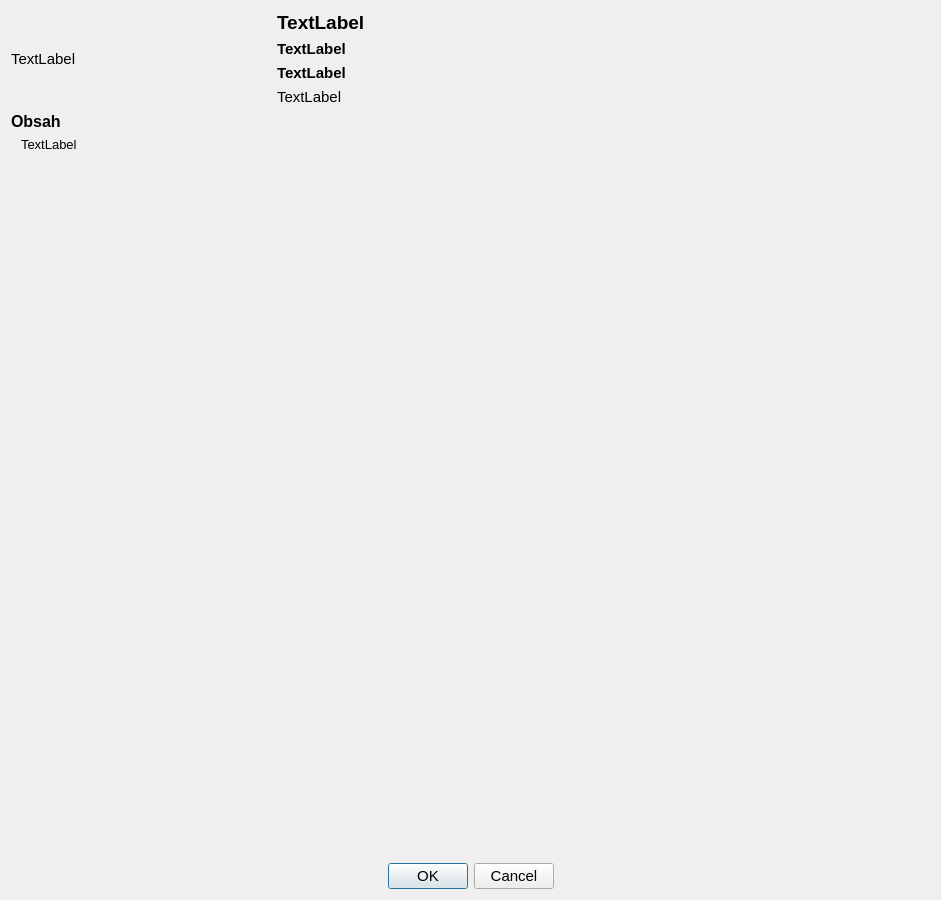
Above: moviedetaildialog.ui from silverqx/qMedia before the change. Below: the same form after it.
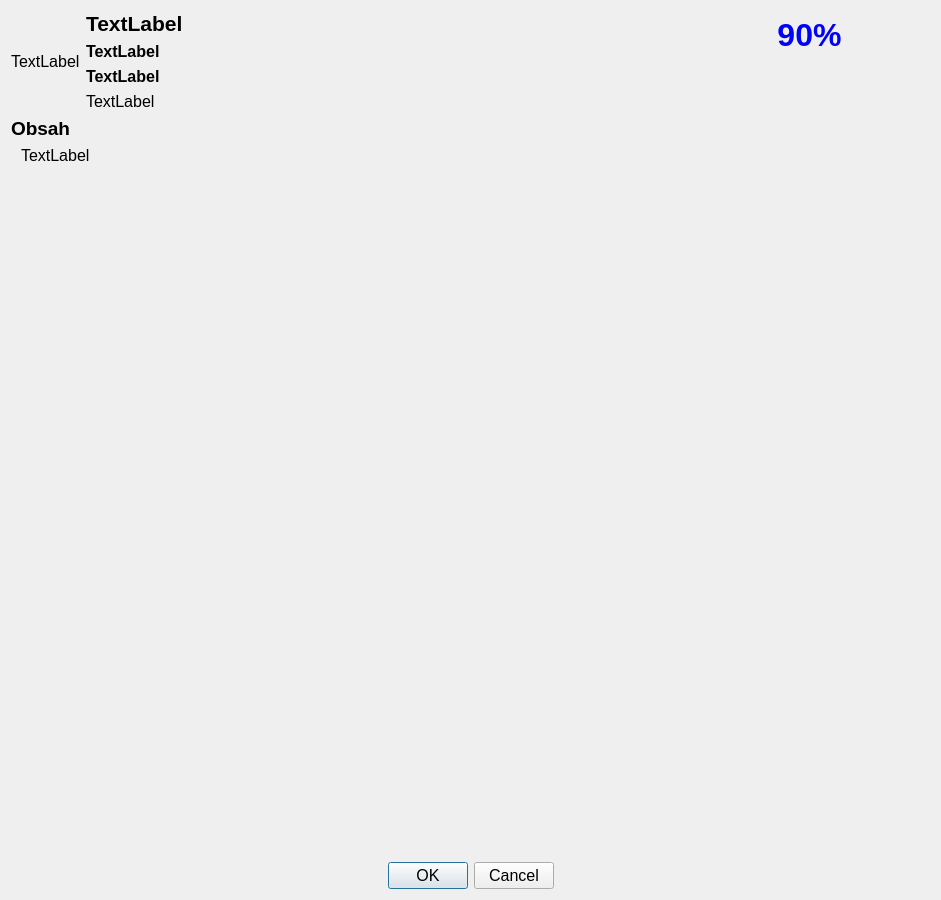
That is the form after the change.

Commit message: added score to movie detail, also color and layout tuning

```diff
--- a/moviedetaildialog.ui
+++ b/moviedetaildialog.ui
@@ -15,8 +15,8 @@
   </property>
   <property name="font">
    <font>
-    <family>Arial</family>
-    <pointsize>11</pointsize>
+    <family>Tahoma</family>
+    <pointsize>12</pointsize>
    </font>
   </property>
   <property name="windowTitle">
@@ -50,11 +50,15 @@
      <item>
       <layout class="QVBoxLayout" name="verticalLayoutInfo">
        <item>
+        <layout class="QHBoxLayout" name="horizontalLayoutTitles" stretch="26,3,3">
+         <item>
+          <layout class="QVBoxLayout" name="verticalLayoutTitles" stretch="0,0">
+           <item>
         <widget class="QLabel" name="title">
          <property name="font">
           <font>
            <family>Tahoma</family>
-           <pointsize>14</pointsize>
+               <pointsize>16</pointsize>
            <weight>75</weight>
            <bold>true</bold>
           </font>
@@ -72,7 +76,7 @@
          <property name="font">
           <font>
            <family>Arial</family>
-           <pointsize>11</pointsize>
+               <pointsize>12</pointsize>
            <weight>75</weight>
            <bold>true</bold>
           </font>
@@ -84,13 +88,64 @@
           <set>Qt::LinksAccessibleByMouse|Qt::TextSelectableByKeyboard|Qt::TextSelectableByMouse</set>
          </property>
         </widget>
+           </item>
+          </layout>
+         </item>
+         <item>
+          <widget class="QLabel" name="score">
+           <property name="sizePolicy">
+            <sizepolicy hsizetype="Preferred" vsizetype="Preferred">
+             <horstretch>0</horstretch>
+             <verstretch>0</verstretch>
+            </sizepolicy>
+           </property>
+           <property name="font">
+            <font>
+             <family>Arial</family>
+             <pointsize>24</pointsize>
+             <weight>75</weight>
+             <bold>true</bold>
+            </font>
+           </property>
+           <property name="styleSheet">
+            <string notr="true">QLabel {
+    color: palette(link);
+    padding: 0 10px;
+}
+</string>
+           </property>
+           <property name="text">
+            <string>90%</string>
+           </property>
+           <property name="alignment">
+            <set>Qt::AlignCenter</set>
+           </property>
+           <property name="textInteractionFlags">
+            <set>Qt::TextSelectableByKeyboard|Qt::TextSelectableByMouse</set>
+           </property>
+          </widget>
+         </item>
+         <item>
+          <spacer name="horizontalSpacerTitles">
+           <property name="orientation">
+            <enum>Qt::Horizontal</enum>
+           </property>
+           <property name="sizeHint" stdset="0">
+            <size>
+             <width>40</width>
+             <height>20</height>
+            </size>
+           </property>
+          </spacer>
+         </item>
+        </layout>
        </item>
        <item>
         <widget class="QLabel" name="movieInfo">
          <property name="font">
           <font>
            <family>Arial</family>
-           <pointsize>11</pointsize>
+           <pointsize>12</pointsize>
            <weight>75</weight>
            <bold>true</bold>
           </font>
@@ -108,7 +163,7 @@
          <property name="font">
           <font>
            <family>Arial</family>
-           <pointsize>11</pointsize>
+           <pointsize>12</pointsize>
            <kerning>true</kerning>
           </font>
          </property>
@@ -142,8 +197,8 @@
        </property>
        <property name="font">
         <font>
-         <family>Arial</family>
-         <pointsize>12</pointsize>
+         <family>Tahoma</family>
+         <pointsize>14</pointsize>
          <weight>75</weight>
          <bold>true</bold>
         </font>
@@ -170,7 +225,7 @@
           <x>0</x>
           <y>0</y>
           <width>917</width>
-          <height>671</height>
+          <height>642</height>
          </rect>
         </property>
         <layout class="QVBoxLayout" name="verticalLayout_2">
@@ -197,7 +252,7 @@
            <property name="font">
             <font>
              <family>Arial</family>
-             <pointsize>10</pointsize>
+             <pointsize>12</pointsize>
             </font>
            </property>
            <property name="text">
```
Lines whose indentation alone changed are shown as unchanged. The commit also changes 1 other file.
